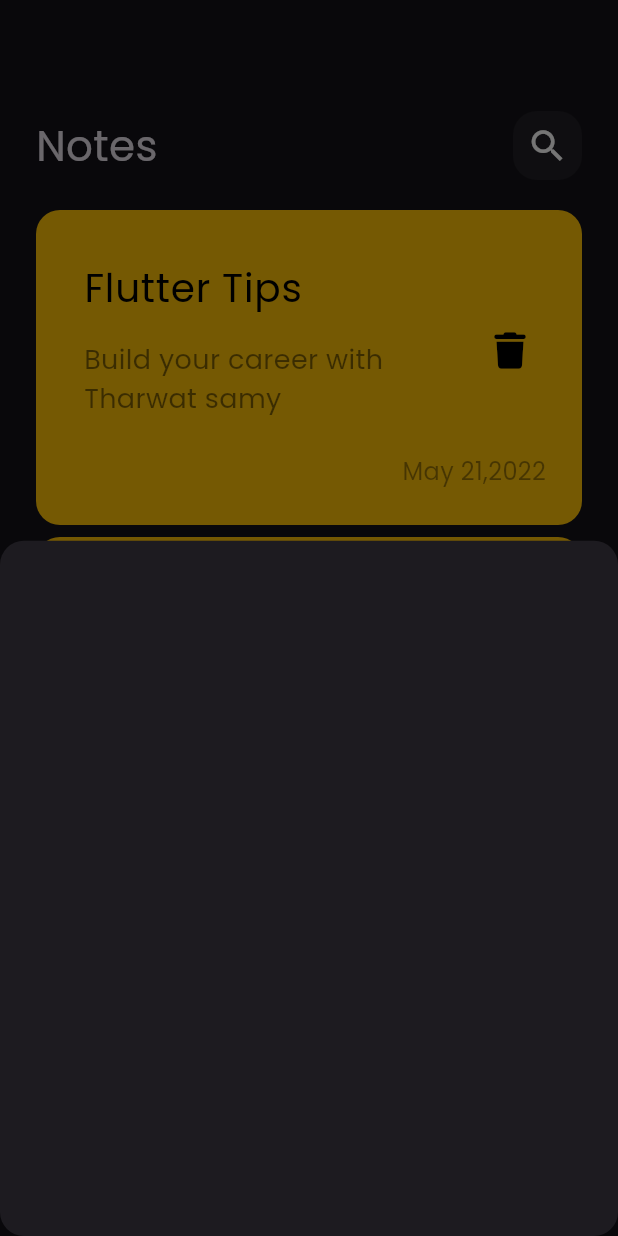
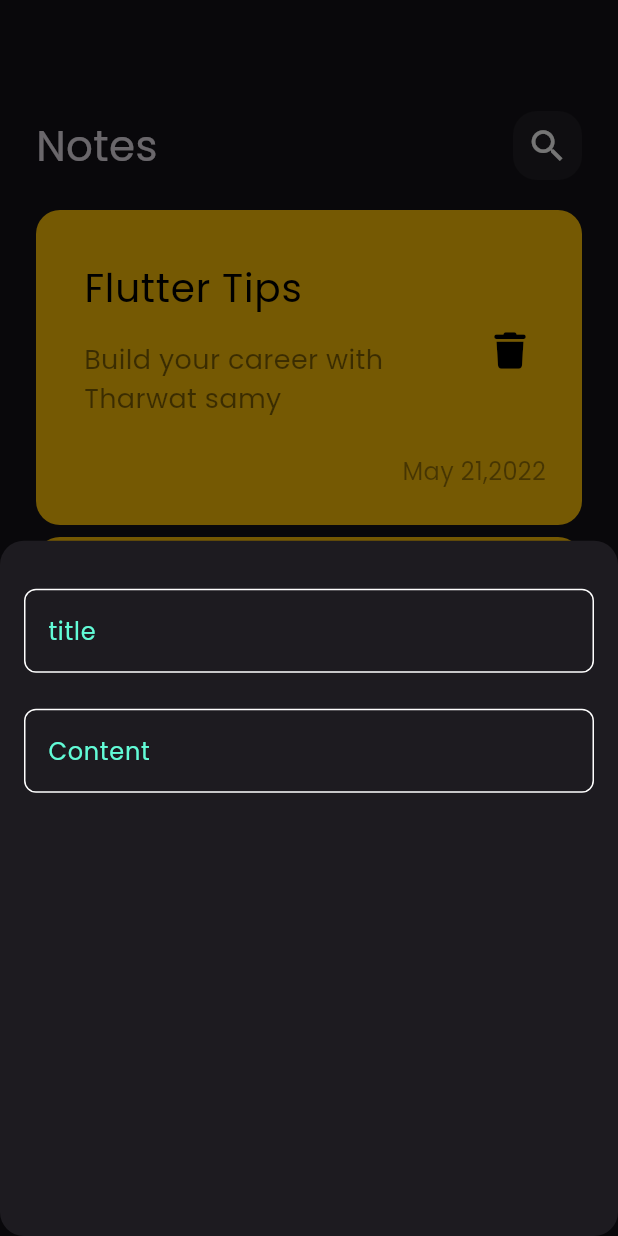
Before and after one commit to Abdrhmann/notes_app, a Flutter app: the screen it shows after launch, after a tap on the "add" icon, on a phone screen of 412 x 824 dp. Run offline on Flutter 3.47's test engine with Material 3 defaults, Android fonts, the phone set to English and light mode, and no system bars; our stand-ins replace font_awesome_flutter.

Commit message:
create custom text field

```diff
--- /dev/null
+++ b/lib/constants.dart
@@ -0,0 +1,5 @@
+
+
+import 'dart:ui';
+
+const kPrimaryColor =  Color(0xff62FCD7);
--- a/lib/widgets/add_note_buttom_sheet.dart
+++ b/lib/widgets/add_note_buttom_sheet.dart
@@ -1,10 +1,26 @@
 import 'package:flutter/material.dart';
+import 'package:notes_app/constants.dart';
+import 'package:notes_app/widgets/custom_text_field.dart';
 
 class AddNoteButtomSheet extends StatelessWidget {
   const AddNoteButtomSheet({super.key});
 
   @override
   Widget build(BuildContext context) {
-    return Container();
+    return Padding(
+      padding: const EdgeInsets.symmetric(horizontal: 16),
+      child: Column(
+        children: [
+           SizedBox(
+                height: 32,
+              ),
+              CustomTextField(hint: 'title',),
+              SizedBox(
+                height: 24,
+              ),
+              CustomTextField(hint: 'Content',),
+        ],
+      ),
+    );
   }
 }
--- /dev/null
+++ b/lib/widgets/custom_text_field.dart
@@ -0,0 +1,32 @@
+import 'package:flutter/material.dart';
+import 'package:notes_app/constants.dart';
+
+class CustomTextField extends StatelessWidget {
+  const CustomTextField({super.key, required this.hint});
+  final String hint;
+  @override
+  Widget build(BuildContext context) {
+    return TextField(
+          cursorColor:kPrimaryColor ,
+          decoration: InputDecoration(
+           hintText: hint,
+           hintStyle: TextStyle(
+            color: kPrimaryColor,
+           ),
+           border: buildBorder(),
+           enabledBorder: buildBorder(),
+           focusedBorder: buildBorder(kPrimaryColor),
+          ),
+
+    );
+  }
+
+  OutlineInputBorder buildBorder([color]) {
+    return OutlineInputBorder(
+             borderRadius: BorderRadius.circular(8),
+             borderSide: BorderSide(
+              color: color ?? Colors.white,
+             )
+         );
+  }
+}
```
